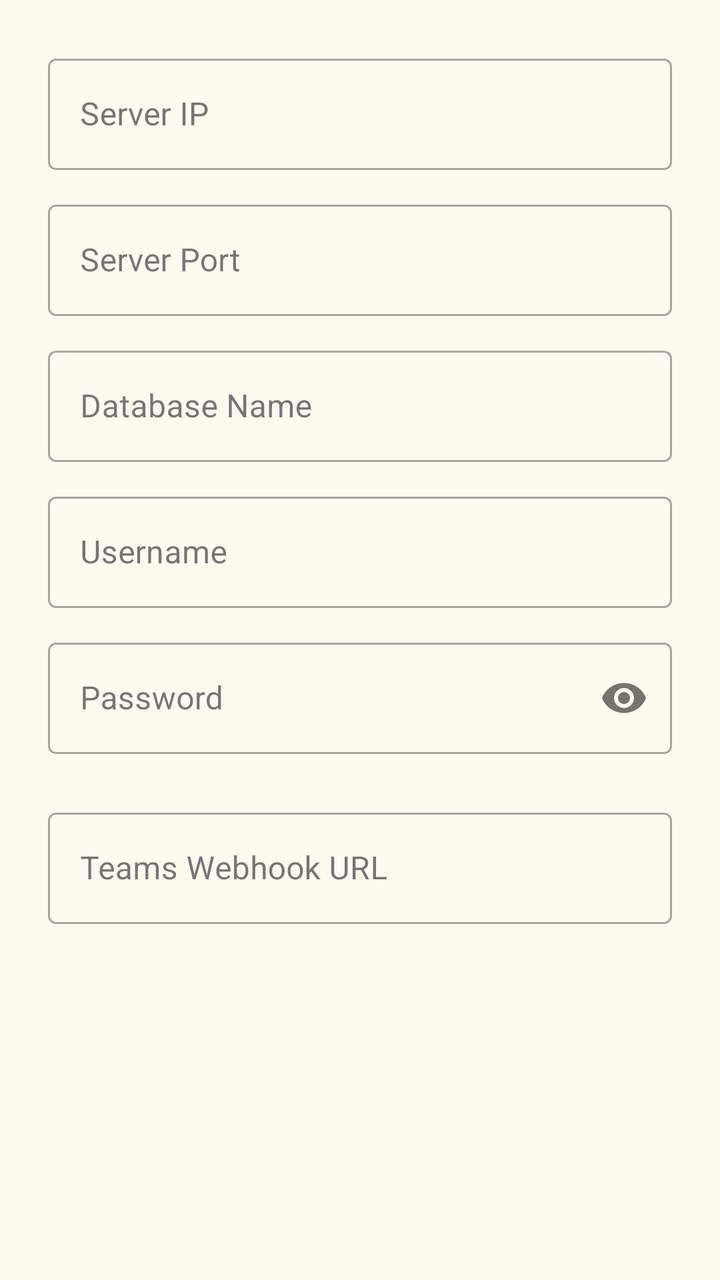
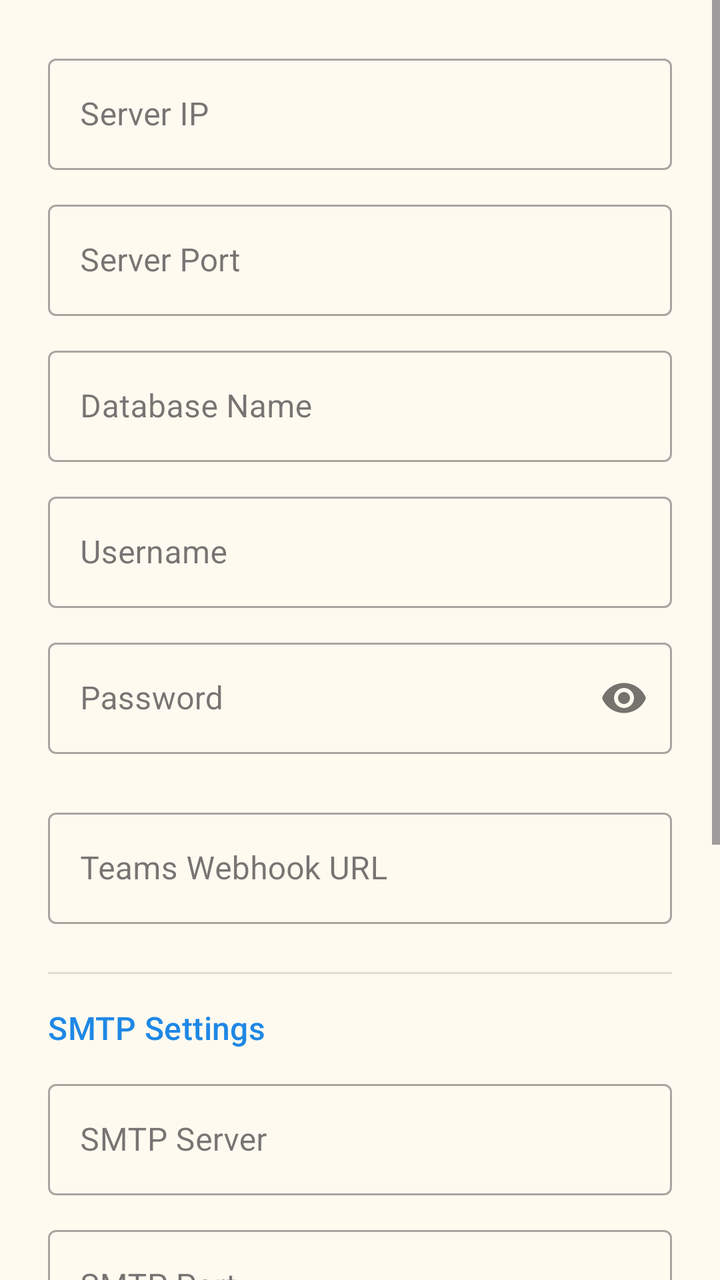

Compare the two renders of this Android layout. The source of the first and the diff that turns it into the second are given below.
<!-- AndroidManifest.xml: application theme Theme.MT01 -->
<!-- res/layout/dialog_connection_settings.xml -->
<?xml version="1.0" encoding="utf-8"?>
<ScrollView xmlns:android="http://schemas.android.com/apk/res/android"
    xmlns:app="http://schemas.android.com/apk/res-auto"
    android:layout_width="match_parent"
    android:layout_height="wrap_content">

    <LinearLayout
        android:layout_width="match_parent"
        android:layout_height="wrap_content"
        android:orientation="vertical"
        android:padding="24dp">

        <com.google.android.material.textfield.TextInputLayout
            style="@style/Widget.MaterialComponents.TextInputLayout.OutlinedBox"
            android:layout_width="match_parent"
            android:layout_height="wrap_content"
            android:hint="@string/settings_server_ip">

            <com.google.android.material.textfield.TextInputEditText
                android:id="@+id/ip_edit_text"
                android:layout_width="match_parent"
                android:layout_height="wrap_content"
                android:inputType="text" />
        </com.google.android.material.textfield.TextInputLayout>

        <com.google.android.material.textfield.TextInputLayout
            style="@style/Widget.MaterialComponents.TextInputLayout.OutlinedBox"
            android:layout_width="match_parent"
            android:layout_height="wrap_content"
            android:layout_marginTop="12dp"
            android:hint="@string/settings_server_port">

            <com.google.android.material.textfield.TextInputEditText
                android:id="@+id/port_edit_text"
                android:layout_width="match_parent"
                android:layout_height="wrap_content"
                android:inputType="number" />
        </com.google.android.material.textfield.TextInputLayout>

        <com.google.android.material.textfield.TextInputLayout
            style="@style/Widget.MaterialComponents.TextInputLayout.OutlinedBox"
            android:layout_width="match_parent"
            android:layout_height="wrap_content"
            android:layout_marginTop="12dp"
            android:hint="@string/settings_db_name">

            <com.google.android.material.textfield.TextInputEditText
                android:id="@+id/db_edit_text"
                android:layout_width="match_parent"
                android:layout_height="wrap_content"
                android:inputType="text" />
        </com.google.android.material.textfield.TextInputLayout>

        <com.google.android.material.textfield.TextInputLayout
            style="@style/Widget.MaterialComponents.TextInputLayout.OutlinedBox"
            android:layout_width="match_parent"
            android:layout_height="wrap_content"
            android:layout_marginTop="12dp"
            android:hint="@string/login_username">

            <com.google.android.material.textfield.TextInputEditText
                android:id="@+id/user_edit_text"
                android:layout_width="match_parent"
                android:layout_height="wrap_content"
                android:inputType="text" />
        </com.google.android.material.textfield.TextInputLayout>

        <com.google.android.material.textfield.TextInputLayout
            style="@style/Widget.MaterialComponents.TextInputLayout.OutlinedBox"
            android:layout_width="match_parent"
            android:layout_height="wrap_content"
            android:layout_marginTop="12dp"
            android:hint="@string/login_password"
            app:passwordToggleEnabled="true">

            <com.google.android.material.textfield.TextInputEditText
                android:id="@+id/pass_edit_text"
                android:layout_width="match_parent"
                android:layout_height="wrap_content"
                android:inputType="textPassword" />
        </com.google.android.material.textfield.TextInputLayout>

        <com.google.android.material.textfield.TextInputLayout
            style="@style/Widget.MaterialComponents.TextInputLayout.OutlinedBox"
            android:layout_width="match_parent"
            android:layout_height="wrap_content"
            android:layout_marginTop="24dp"
            android:hint="@string/settings_teams_webhook_url">

            <com.google.android.material.textfield.TextInputEditText
                android:id="@+id/webhook_edit_text"
                android:layout_width="match_parent"
                android:layout_height="wrap_content"
                android:inputType="textUri" />
        </com.google.android.material.textfield.TextInputLayout>

    </LinearLayout>
</ScrollView>
<!-- resources referenced by this layout -->
<resources>
  <string name="login_password">Password</string>
  <string name="login_username">Username</string>
  <string name="settings_db_name">Database Name</string>
  <string name="settings_server_ip">Server IP</string>
  <string name="settings_server_port">Server Port</string>
  <string name="settings_teams_webhook_url">Teams Webhook URL</string>
  <style name="Theme.MT01" parent="Theme.Material3.DayNight.NoActionBar">
          
          <item name="colorPrimary">@color/blue_500</item>
          <item name="colorOnPrimary">@color/white</item>
          <item name="colorPrimaryContainer">@color/blue_light</item>
          <item name="colorOnPrimaryContainer">@color/blue_700</item>
  
          
          <item name="colorSecondary">@color/teal_700</item>
          <item name="colorOnSecondary">@color/white</item>
  
          
          <item name="android:statusBarColor">?attr/colorPrimary</item>
          <item name="android:windowLightStatusBar">false</item>
          <item name="android:colorBackground">@color/floral_white</item>
  
          
          <item name="colorPageBackground">@color/neutral_background</item>
          <item name="colorCardBackground">@color/white</item>
          <item name="colorTextPrimary">@color/black</item>
          <item name="colorTextSecondary">@color/grey_text</item>
  
          <item name="colorStatusLow">@color/orange_600</item>
          <item name="colorStatusOut">@color/red_disabled</item>
  
          <item name="colorTxnIn">@color/green_700</item>
          <item name="colorTxnOut">@color/orange_600</item>
          <item name="colorTxnReturn">@color/blue_dark</item>
  
          
          <item name="textAppearanceHeadlineLarge">@style/TextAppearance.Material3.HeadlineLarge</item>
          <item name="textAppearanceBodyLarge">@style/TextAppearance.Material3.BodyLarge</item>
      </style>
  <color name="blue_500">#1E88E5</color>
  <color name="white">#FFFFFFFF</color>
  <color name="blue_light">#6AB7FF</color>
  <color name="blue_700">#005CB1</color>
  <color name="teal_700">#FF018786</color>
  <color name="floral_white">#FFFAF0</color>
  <color name="neutral_background">#E0E0E0</color>
  <color name="black">#FF000000</color>
  <color name="grey_text">#888888</color>
  <color name="orange_600">#FB8C00</color>
  <color name="red_disabled">#FF0000</color>
  <color name="green_700">#1B5E20</color>
  <color name="blue_dark">#005CB1</color>
</resources>

<!-- the commit's change to res/layout/dialog_connection_settings.xml (unified diff, before → after) -->
@@ -94,5 +94,98 @@
                 android:inputType="textUri" />
         </com.google.android.material.textfield.TextInputLayout>
 
+        
+        <View
+            android:layout_width="match_parent"
+            android:layout_height="1dp"
+            android:layout_marginTop="24dp"
+            android:layout_marginBottom="16dp"
+            android:background="?android:attr/listDivider" />
+
+        <TextView
+            android:layout_width="match_parent"
+            android:layout_height="wrap_content"
+            android:layout_marginBottom="12dp"
+            android:text="@string/settings_smtp_title"
+            android:textAppearance="?attr/textAppearanceTitleMedium"
+            android:textColor="?attr/colorPrimary" />
+
+        <com.google.android.material.textfield.TextInputLayout
+            style="@style/Widget.MaterialComponents.TextInputLayout.OutlinedBox"
+            android:layout_width="match_parent"
+            android:layout_height="wrap_content"
+            android:hint="@string/settings_smtp_server">
+
+            <com.google.android.material.textfield.TextInputEditText
+                android:id="@+id/smtp_server_edit_text"
+                android:layout_width="match_parent"
+                android:layout_height="wrap_content"
+                android:inputType="text" />
+        </com.google.android.material.textfield.TextInputLayout>
+
+        <com.google.android.material.textfield.TextInputLayout
+            style="@style/Widget.MaterialComponents.TextInputLayout.OutlinedBox"
+            android:layout_width="match_parent"
+            android:layout_height="wrap_content"
+            android:layout_marginTop="12dp"
+            android:hint="@string/settings_smtp_port">
+
+            <com.google.android.material.textfield.TextInputEditText
+                android:id="@+id/smtp_port_edit_text"
+                android:layout_width="match_parent"
+                android:layout_height="wrap_content"
+                android:inputType="number" />
+        </com.google.android.material.textfield.TextInputLayout>
+
+        <com.google.android.material.switchmaterial.SwitchMaterial
+            android:id="@+id/smtp_ssl_switch"
+            android:layout_width="match_parent"
+            android:layout_height="wrap_content"
+            android:layout_marginTop="8dp"
+            android:text="@string/settings_smtp_ssl" />
+
+        <com.google.android.material.textfield.TextInputLayout
+            style="@style/Widget.MaterialComponents.TextInputLayout.OutlinedBox"
+            android:layout_width="match_parent"
+            android:layout_height="wrap_content"
+            android:layout_marginTop="12dp"
+            android:hint="@string/settings_smtp_user">
+
+            <com.google.android.material.textfield.TextInputEditText
+                android:id="@+id/smtp_user_edit_text"
+                android:layout_width="match_parent"
+                android:layout_height="wrap_content"
+                android:inputType="textEmailAddress" />
+        </com.google.android.material.textfield.TextInputLayout>
+
+        <com.google.android.material.textfield.TextInputLayout
+            style="@style/Widget.MaterialComponents.TextInputLayout.OutlinedBox"
+            android:layout_width="match_parent"
+            android:layout_height="wrap_content"
+            android:layout_marginTop="12dp"
+            android:hint="@string/settings_smtp_pass"
+            app:passwordToggleEnabled="true">
+
+            <com.google.android.material.textfield.TextInputEditText
+                android:id="@+id/smtp_pass_edit_text"
+                android:layout_width="match_parent"
+                android:layout_height="wrap_content"
+                android:inputType="textPassword" />
+        </com.google.android.material.textfield.TextInputLayout>
+
+        <com.google.android.material.textfield.TextInputLayout
+            style="@style/Widget.MaterialComponents.TextInputLayout.OutlinedBox"
+            android:layout_width="match_parent"
+            android:layout_height="wrap_content"
+            android:layout_marginTop="12dp"
+            android:hint="@string/settings_notification_recipient">
+
+            <com.google.android.material.textfield.TextInputEditText
+                android:id="@+id/notification_recipient_edit_text"
+                android:layout_width="match_parent"
+                android:layout_height="wrap_content"
+                android:inputType="textEmailAddress" />
+        </com.google.android.material.textfield.TextInputLayout>
+
     </LinearLayout>
 </ScrollView>
<!-- resource entries referenced after the edit -->
@@ -3,8 +3,15 @@
   <string name="login_password">Password</string>
   <string name="login_username">Username</string>
   <string name="settings_db_name">Database Name</string>
+  <string name="settings_notification_recipient">Notification Recipient</string>
   <string name="settings_server_ip">Server IP</string>
   <string name="settings_server_port">Server Port</string>
+  <string name="settings_smtp_pass">SMTP Password</string>
+  <string name="settings_smtp_port">SMTP Port</string>
+  <string name="settings_smtp_server">SMTP Server</string>
+  <string name="settings_smtp_ssl">Enable SSL</string>
+  <string name="settings_smtp_title">SMTP Settings</string>
+  <string name="settings_smtp_user">SMTP Username</string>
   <string name="settings_teams_webhook_url">Teams Webhook URL</string>
   <style name="Theme.MT01" parent="Theme.Material3.DayNight.NoActionBar">
           
